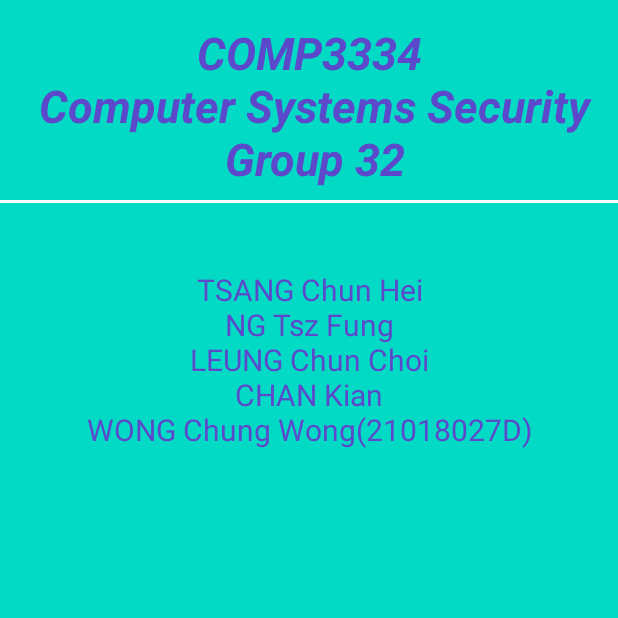
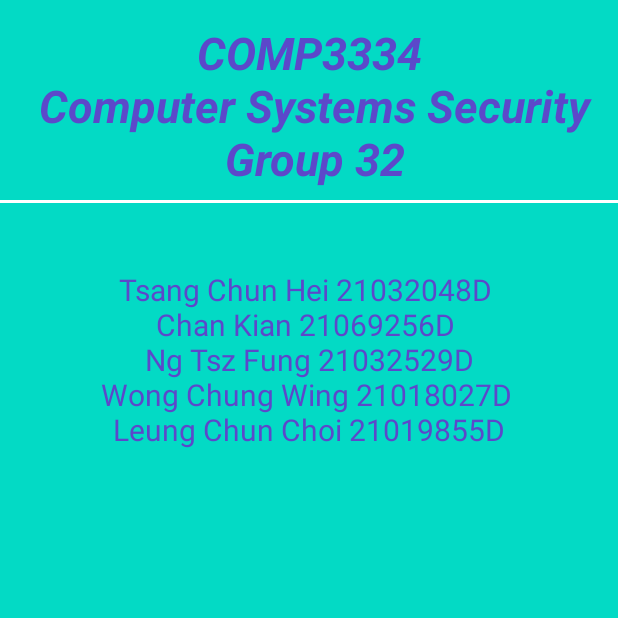
Before and after one commit to harrycwa127/secuirty_project, an Android app: the fragment AboutUsFragment shown on its own in the app's theme, on a phone screen of 412 x 824 dp, the top half of it. Run offline under Robolectric (Android 15) with nearby library versions, the phone set to English and light mode, and no system bars.

Commit message:
Update fragment_about_us.xml add name

```diff
--- a/GUItest2/app/src/main/res/layout/fragment_about_us.xml
+++ b/GUItest2/app/src/main/res/layout/fragment_about_us.xml
@@ -39,7 +39,7 @@
             android:layout_width="match_parent"
             android:layout_height="146dp"
             android:gravity="center_horizontal"
-            android:text="TSANG Chun Hei\nNG Tsz Fung\nLEUNG Chun Choi\nCHAN Kian\nWONG Chung Wong(21018027D)"
+            android:text="Tsang Chun Hei 21032048D \nChan Kian 21069256D \nNg Tsz Fung 21032529D\nWong Chung Wing 21018027D \nLeung Chun Choi 21019855D"
             android:textAlignment="center"
             android:textColor="#5C48CA"
             android:textSize="20sp" />
```
